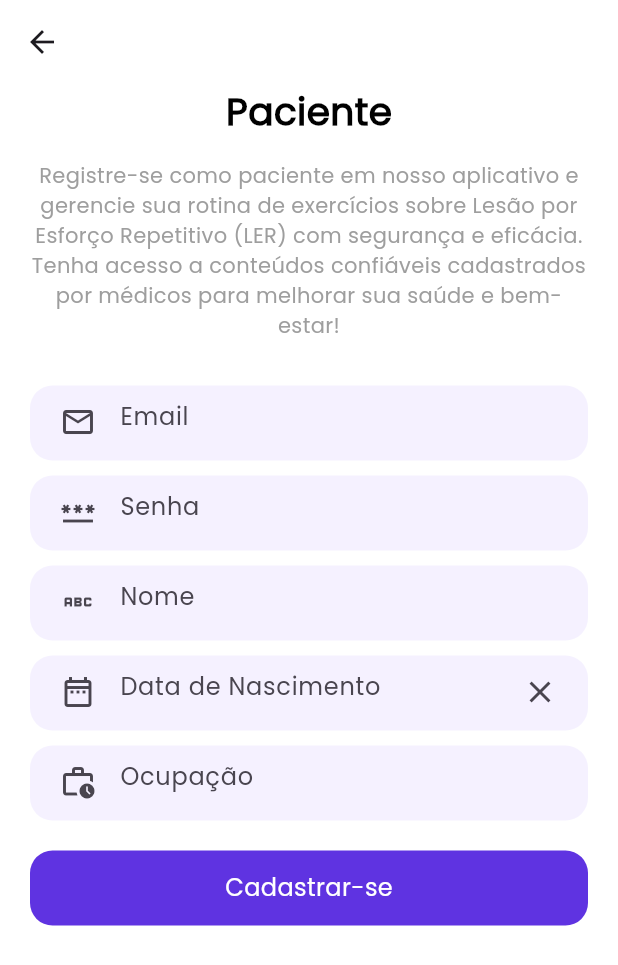
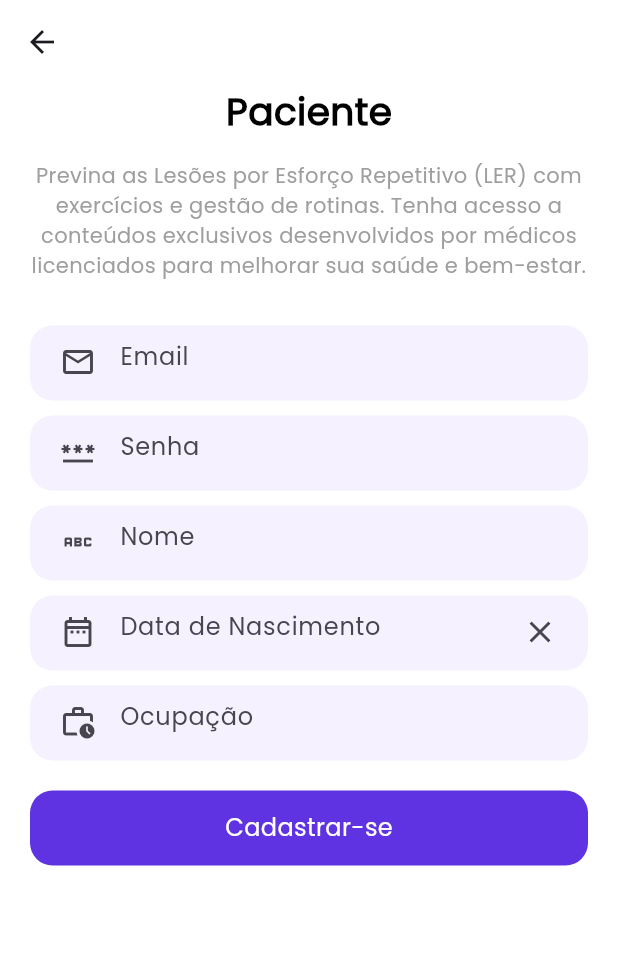
Before and after one commit to dvdgd/prev-ler-proj-mobile, a Flutter app: the RegisterPatientPage screen opened directly, on a phone screen of 412 x 824 dp. Shown: the top 965 px of the screen. Run offline on Flutter 3.47's test engine with Material 2 defaults, Android fonts, the light colour scheme and no system bars; our stand-ins replace flutter_dotenv, flutter_riverpod, flutter_secure_storage; accounts and stored records are empty.

Commit message:
ref: change description register text

```diff
--- a/lib/pages/auths/register_medic_page.dart
+++ b/lib/pages/auths/register_medic_page.dart
@@ -65,7 +65,7 @@ class _RegisterMedicPageState extends State<RegisterMedicPage> {
               const Padding(
                 padding: EdgeInsets.only(left: 20.0, right: 20, top: 15),
                 child: Text(
-                  "Cadastre-se como médico em nosso aplicativo para criar conteúdos confiáveis e exercícios sobre Lesão por Esforço Repetitivo (LER). Informe seu CRM e estado de origem para garantir a segurança das informações.",
+                  "Informe seu CRM e estado de origem para garantir a segurança das informações.",
                   style: TextStyle(
                     fontSize: 14,
                     color: Colors.grey,
--- a/lib/pages/auths/register_patient_page.dart
+++ b/lib/pages/auths/register_patient_page.dart
@@ -64,7 +64,7 @@ class _RegisterPatientPageState extends State<RegisterPatientPage> {
               const Padding(
                 padding: EdgeInsets.only(left: 20.0, right: 20, top: 15),
                 child: Text(
-                  "Registre-se como paciente em nosso aplicativo e gerencie sua rotina de exercícios sobre Lesão por Esforço Repetitivo (LER) com segurança e eficácia. Tenha acesso a conteúdos confiáveis cadastrados por médicos para melhorar sua saúde e bem-estar!",
+                  "Previna as Lesões por Esforço Repetitivo (LER) com exercícios e gestão de rotinas. Tenha acesso a conteúdos exclusivos desenvolvidos por médicos licenciados para melhorar sua saúde e bem-estar.",
                   style: TextStyle(
                     fontSize: 14,
                     color: Colors.grey,
```
